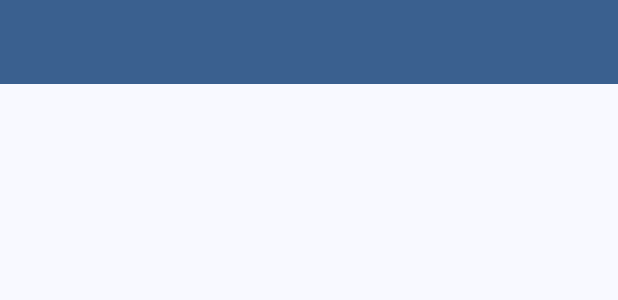
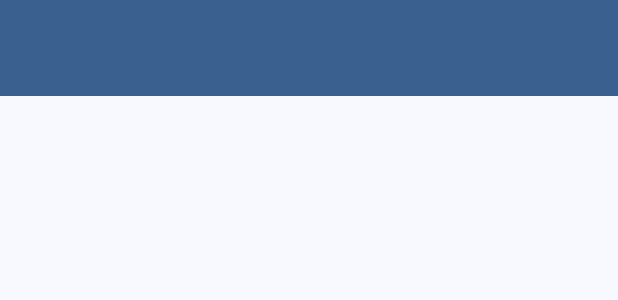
Before and after one commit to AlexOT03/SAETA-XML, an Android app: the layout activity_main.xml on its own in the app's theme, with its tools: preview values and no code run, on a phone screen of 412 x 824 dp. Shown: the top 300 px of the screen. Run offline under Robolectric (Android 15) with nearby library versions, the phone set to English and light mode, and no system bars.

Commit message:
fix-navmenu-layout

```diff
--- a/app/src/main/res/layout/activity_main.xml
+++ b/app/src/main/res/layout/activity_main.xml
@@ -17,7 +17,7 @@
 
         <androidx.appcompat.widget.Toolbar
             android:layout_width="match_parent"
-            android:layout_height="56dp"
+            android:layout_height="wrap_content"
             android:id="@+id/toolbar"
             android:elevation="4dp"
             android:background="@color/md_theme_primary"
```
